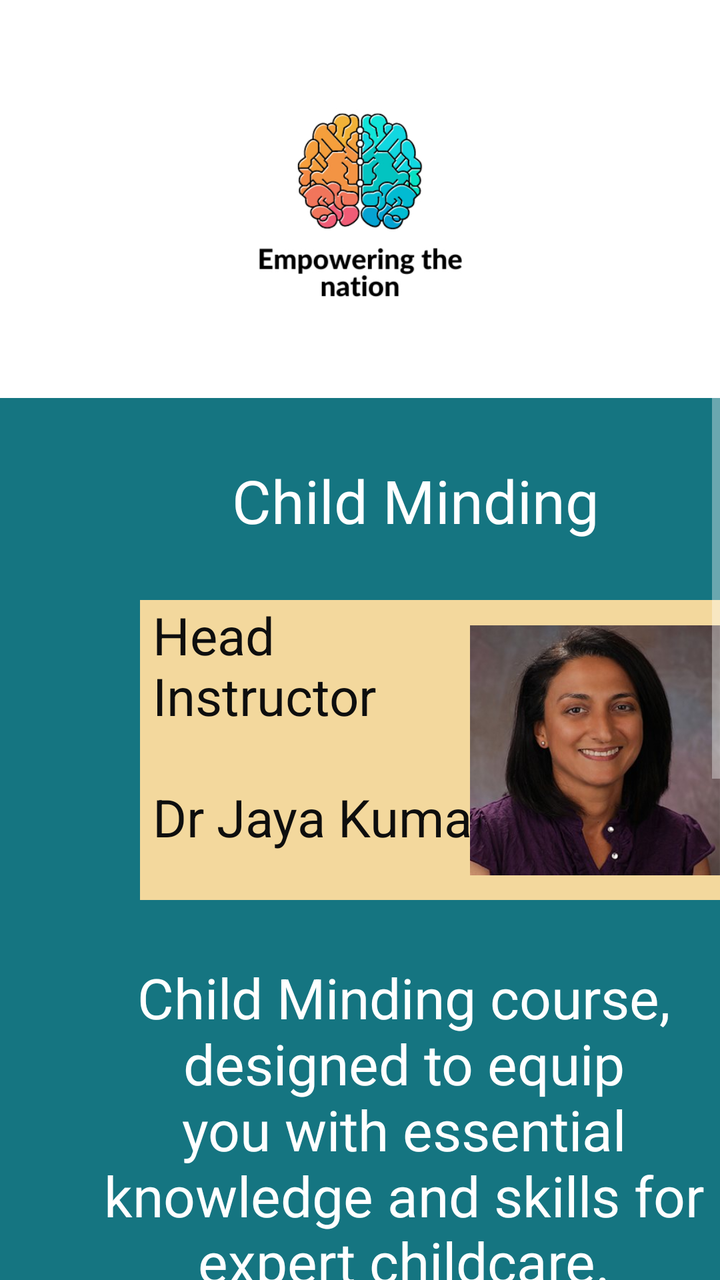
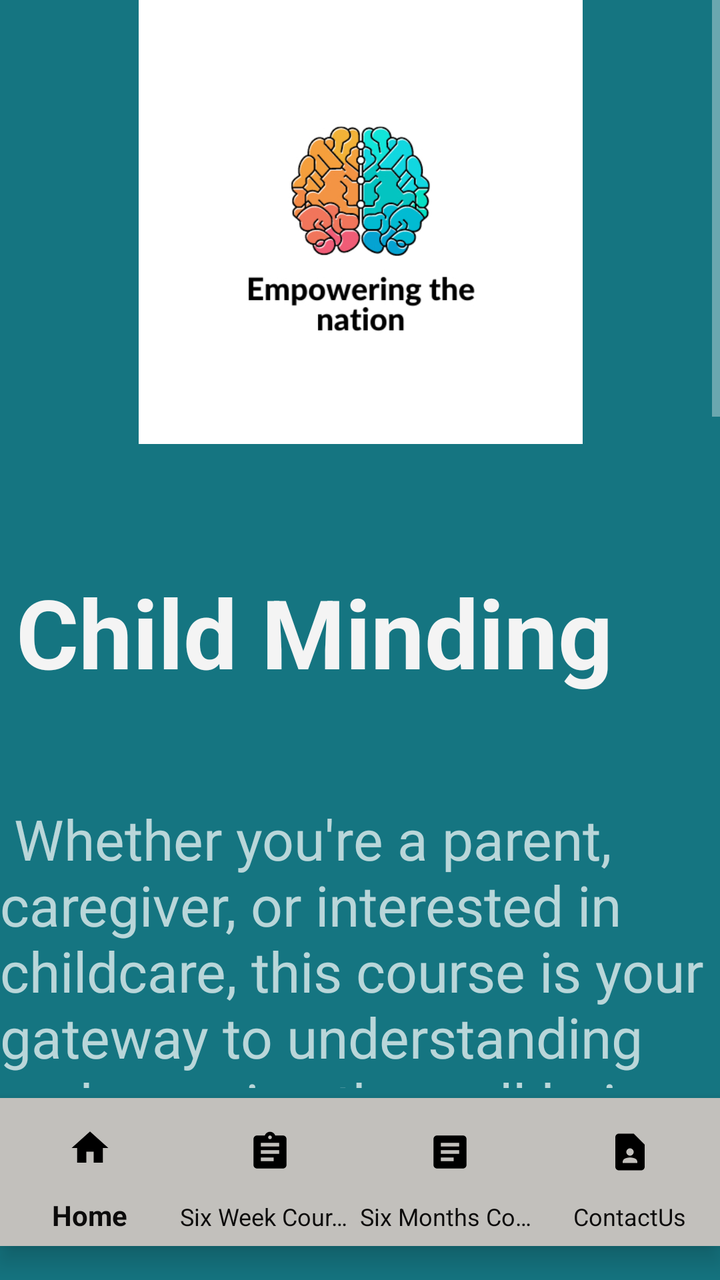

Two renders of the same Android screen: before a commit and after it. Below are the layout's source before the change and the commit's diff.
<!-- AndroidManifest.xml: application theme Theme.AppCompat -->
<!-- res/layout/activity_child_minding.xml -->
<?xml version="1.0" encoding="utf-8"?>
<ScrollView xmlns:android="http://schemas.android.com/apk/res/android"
    xmlns:app="http://schemas.android.com/apk/res-auto"
    xmlns:tools="http://schemas.android.com/tools"
    android:id="@+id/scrollView2"
    android:layout_width="match_parent"
    android:layout_height="match_parent"
    android:background="#97E4E9"
    android:fillViewport="true"
    app:layout_constraintBottom_toBottomOf="parent"
    app:layout_constraintEnd_toEndOf="parent"
    app:layout_constraintHorizontal_bias="0.0"
    app:layout_constraintStart_toStartOf="parent"
    app:layout_constraintTop_toTopOf="parent"
    app:layout_constraintVertical_bias="1.0">
    <RelativeLayout
        android:layout_width="match_parent"
        android:layout_height="match_parent"
        android:background="#FFFFFF"
        tools:context=".ChildMinding">


        <FrameLayout
            android:id="@+id/container"
            android:layout_width="match_parent"
            android:layout_height="match_parent"
            android:background="#157581">


            <ImageView
                android:id="@+id/imageViewL2"
                android:layout_width="match_parent"
                android:layout_height="199dp"
                android:layout_gravity="top"
                android:background="#FFFFFF"
                android:contentDescription="TODO"
                app:srcCompat="@drawable/thumbnail_img_7280" />

            <TextView
                android:id="@+id/textViewChildMinding"
                android:layout_width="301dp"
                android:layout_height="59dp"
                android:layout_marginLeft="50dp"
                android:layout_marginTop="230dp"
                android:text="         Child Minding"
                android:textColor="#FFFFFF"
                android:textSize="30sp" />

            <TextView
                android:id="@+id/textView5"
                android:layout_width="304dp"
                android:layout_height="wrap_content"
                android:layout_marginLeft="50dp"
                android:layout_marginTop="480dp"

                android:text="Child Minding course, designed to equip you with essential knowledge and skills for expert childcare."
                android:textAlignment="center"
                android:textColor="#FFFFFF"
                android:textSize="28sp" />

            <ImageView
                android:id="@+id/imageViewBaby"
                android:layout_width="200dp"
                android:layout_height="180dp"
                android:layout_marginLeft="100dp"
                android:layout_marginTop="650dp"
                app:srcCompat="@drawable/baby" />

            <TextView
                android:id="@+id/textView7"
                android:layout_width="340dp"
                android:layout_height="150dp"
                android:layout_marginLeft="70dp"
                android:layout_marginTop="300dp"
                android:background="#f3d89d"
                android:text=" Head\n Instructor \n \n Dr Jaya Kumar"
                android:textAlignment="textStart"
                android:textColor="#0E0E0E"
                android:textSize="26sp" />

            <ImageView
                android:id="@+id/imageView12"
                android:layout_width="wrap_content"
                android:layout_height="150dp"
                android:layout_marginLeft="235dp"
                android:layout_marginTop="300dp"
                app:srcCompat="@drawable/jaya_kumar_cm1_" />

            <TextView
                android:id="@+id/textView10"
                android:layout_width="228dp"
                android:layout_height="82dp"
                android:layout_marginLeft="80dp"
                android:layout_marginTop="850dp"
                android:text="Fees: \nR750"
                android:textAlignment="center"
                android:textColor="#FFFFFF"
                android:textSize="32sp" />

            <Button
                android:id="@+id/buttonBook"
                android:layout_width="200dp"
                android:layout_height="92dp"
                android:layout_marginLeft="90dp"
                android:layout_marginTop="960dp"
                android:text="Book Now!"
                android:textColor="#4CAF50"
                android:textSize="24sp" />


        </FrameLayout>

        <com.google.android.material.bottomnavigation.BottomNavigationView
            android:id="@+id/bottomNav"
            android:layout_width="match_parent"
            android:layout_height="74dp"
            android:layout_alignParentBottom="true"
            android:layout_marginBottom="17dp"
            android:background="#c2c0bc"
            android:scrollIndicators="left"
            app:itemIconSize="38dp"
            app:itemIconTint="@color/black"
            app:itemTextColor="#0C0B0B"
            app:labelVisibilityMode="labeled"
            app:layout_constraintBottom_toBottomOf="parent"
            app:layout_constraintEnd_toEndOf="parent"
            app:layout_constraintHorizontal_bias="0.5"
            app:layout_constraintStart_toStartOf="parent"
            app:menu="@menu/nav_menu" />
    </RelativeLayout>

</ScrollView>
<!-- resources referenced by this layout -->
<resources>
  <color name="black">#FF000000</color>
  <!-- drawable baby: jpg bitmap (drawable, 79872 bytes) -->
  <!-- drawable jaya_kumar_cm1_: jpg bitmap (drawable, 18053 bytes) -->
  <!-- drawable thumbnail_img_7280: jpg bitmap (drawable, 73812 bytes) -->
</resources>

<!-- the commit's change to res/layout/activity_child_minding.xml (unified diff, before → after) -->
@@ -1,24 +1,27 @@
 <?xml version="1.0" encoding="utf-8"?>
-<ScrollView xmlns:android="http://schemas.android.com/apk/res/android"
+<RelativeLayout xmlns:android="http://schemas.android.com/apk/res/android"
     xmlns:app="http://schemas.android.com/apk/res-auto"
     xmlns:tools="http://schemas.android.com/tools"
-    android:id="@+id/scrollView2"
     android:layout_width="match_parent"
     android:layout_height="match_parent"
-    android:background="#97E4E9"
-    android:fillViewport="true"
-    app:layout_constraintBottom_toBottomOf="parent"
-    app:layout_constraintEnd_toEndOf="parent"
-    app:layout_constraintHorizontal_bias="0.0"
-    app:layout_constraintStart_toStartOf="parent"
-    app:layout_constraintTop_toTopOf="parent"
-    app:layout_constraintVertical_bias="1.0">
-    <RelativeLayout
+    android:background="#157581"
+    tools:context=".ChildMinding">
+
+
+    <ScrollView
+        android:id="@+id/scrollView2"
         android:layout_width="match_parent"
-        android:layout_height="match_parent"
-        android:background="#FFFFFF"
-        tools:context=".ChildMinding">
-
+        android:layout_height="wrap_content"
+        android:layout_above="@+id/bottomNav"
+        android:layout_marginBottom="5dp"
+        android:background="#97E4E9"
+        android:fillViewport="true"
+        app:layout_constraintBottom_toBottomOf="parent"
+        app:layout_constraintEnd_toEndOf="parent"
+        app:layout_constraintHorizontal_bias="0.0"
+        app:layout_constraintStart_toStartOf="parent"
+        app:layout_constraintTop_toTopOf="parent"
+        app:layout_constraintVertical_bias="1.0">
 
         <FrameLayout
             android:id="@+id/container"
@@ -28,105 +31,180 @@
 
 
             <ImageView
-                android:id="@+id/imageViewL2"
+                android:id="@+id/imageViewL3"
                 android:layout_width="match_parent"
                 android:layout_height="199dp"
                 android:layout_gravity="top"
                 android:background="#FFFFFF"
                 android:contentDescription="TODO"
                 app:srcCompat="@drawable/thumbnail_img_7280" />
-
-            <TextView
-                android:id="@+id/textViewChildMinding"
-                android:layout_width="301dp"
-                android:layout_height="59dp"
-                android:layout_marginLeft="50dp"
-                android:layout_marginTop="230dp"
-                android:text="         Child Minding"
-                android:textColor="#FFFFFF"
-                android:textSize="30sp" />
-
-            <TextView
-                android:id="@+id/textView5"
-                android:layout_width="304dp"
-                android:layout_height="wrap_content"
-                android:layout_marginLeft="50dp"
-                android:layout_marginTop="480dp"
-
-                android:text="Child Minding course, designed to equip you with essential knowledge and skills for expert childcare."
-                android:textAlignment="center"
-                android:textColor="#FFFFFF"
-                android:textSize="28sp" />
-
-            <ImageView
-                android:id="@+id/imageViewBaby"
-                android:layout_width="200dp"
-                android:layout_height="180dp"
-                android:layout_marginLeft="100dp"
-                android:layout_marginTop="650dp"
-                app:srcCompat="@drawable/baby" />
-
-            <TextView
-                android:id="@+id/textView7"
-                android:layout_width="340dp"
-                android:layout_height="150dp"
-                android:layout_marginLeft="70dp"
-                android:layout_marginTop="300dp"
-                android:background="#f3d89d"
-                android:text=" Head\n Instructor \n \n Dr Jaya Kumar"
-                android:textAlignment="textStart"
-                android:textColor="#0E0E0E"
-                android:textSize="26sp" />
-
-            <ImageView
-                android:id="@+id/imageView12"
-                android:layout_width="wrap_content"
-                android:layout_height="150dp"
-                android:layout_marginLeft="235dp"
-                android:layout_marginTop="300dp"
-                app:srcCompat="@drawable/jaya_kumar_cm1_" />
-
-            <TextView
-                android:id="@+id/textView10"
-                android:layout_width="228dp"
-                android:layout_height="82dp"
-                android:layout_marginLeft="80dp"
-                android:layout_marginTop="850dp"
-                android:text="Fees: \nR750"
-                android:textAlignment="center"
-                android:textColor="#FFFFFF"
-                android:textSize="32sp" />
-
-            <Button
-                android:id="@+id/buttonBook"
-                android:layout_width="200dp"
-                android:layout_height="92dp"
-                android:layout_marginLeft="90dp"
-                android:layout_marginTop="960dp"
-                android:text="Book Now!"
-                android:textColor="#4CAF50"
-                android:textSize="24sp" />
+            <androidx.constraintlayout.widget.ConstraintLayout
+                android:layout_width="match_parent"
+                android:layout_height="1420dp"
+                android:background="#157581"
+                tools:context=".ChildMinding">
+
+
+                <TextView
+                    android:id="@+id/textViewWeeks"
+                    android:layout_width="352dp"
+                    android:layout_height="113dp"
+                    android:background="#157581"
+                    android:text="Child Minding"
+                    android:textColor="#F4F4F4"
+                    android:textSize="48sp"
+                    android:textStyle="bold"
+                    app:layout_constraintBottom_toBottomOf="parent"
+                    app:layout_constraintEnd_toEndOf="parent"
+                    app:layout_constraintHorizontal_bias="1.0"
+                    app:layout_constraintStart_toStartOf="parent"
+                    app:layout_constraintTop_toTopOf="parent"
+                    app:layout_constraintVertical_bias="0.217" />
+
+                <ImageView
+                    android:id="@+id/imageView"
+                    android:layout_width="420dp"
+                    android:layout_height="222dp"
+                    app:layout_constraintEnd_toEndOf="parent"
+                    app:layout_constraintStart_toStartOf="parent"
+                    app:layout_constraintTop_toTopOf="parent"
+                    app:srcCompat="@drawable/thumbnail_img_7280" />
+
+
+
+
+                <androidx.cardview.widget.CardView
+                    android:id="@+id/cardView7"
+                    android:layout_width="333dp"
+                    android:layout_height="165dp"
+                    app:cardCornerRadius="15dp"
+                    app:cardPreventCornerOverlap="true"
+                    app:layout_constraintBottom_toBottomOf="parent"
+                    app:layout_constraintEnd_toEndOf="parent"
+                    app:layout_constraintHorizontal_bias="0.627"
+                    app:layout_constraintStart_toStartOf="parent"
+                    app:layout_constraintTop_toTopOf="parent"
+                    app:layout_constraintVertical_bias="0.607">
+
+                    <RelativeLayout
+                        android:id="@+id/relativeLayout7"
+                        android:layout_width="match_parent"
+                        android:layout_height="match_parent"
+                        android:background="@drawable/grasient_drawable"
+                        android:minHeight="100dp"
+                        android:padding="10dp"
+                        app:layout_constraintEnd_toEndOf="@+id/cardView2"
+                        app:layout_constraintStart_toStartOf="@+id/cardView2"
+                        app:layout_constraintTop_toTopOf="@+id/cardView">
+
+                        <TextView
+                            android:id="@+id/textViewSub1Title7"
+                            android:layout_width="266dp"
+                            android:layout_height="wrap_content"
+                            android:layout_alignParentStart="true"
+                            android:layout_alignParentEnd="true"
+                            android:layout_marginStart="5dp"
+                            android:layout_marginEnd="52dp"
+                            android:text="Head Instructor"
+                            android:textColor="#F6F4F4"
+                            android:textSize="34sp"
+                            android:textStyle="bold" />
+
+                        <TextView
+                            android:layout_width="150dp"
+                            android:layout_height="99dp"
+                            android:layout_below="@id/textViewSub1Title7"
+                            android:layout_alignParentStart="true"
+                            android:layout_alignParentEnd="true"
+                            android:layout_alignParentBottom="true"
+                            android:layout_marginStart="8dp"
+                            android:layout_marginTop="0dp"
+                            android:layout_marginEnd="160dp"
+                            android:layout_marginBottom="0dp"
+                            android:text="Dr Jaya \nKumar"
+                            android:textColor="#FFFFFF"
+                            android:textSize="24sp" />
+
+                        <Button
+                            android:id="@+id/button4"
+                            android:layout_width="118dp"
+                            android:layout_height="105dp"
+                            android:layout_alignParentTop="true"
+                            android:layout_alignParentEnd="true"
+                            android:layout_alignParentBottom="true"
+                            android:layout_marginTop="50dp"
+                            android:layout_marginEnd="30dp"
+                            android:layout_marginBottom="0dp"
+                            android:background="@drawable/jaya_kumar_cm1_"
+                            android:textColor="#090909"
+                            android:textSize="24sp" />
+
+
+                    </RelativeLayout>
+
+
+                </androidx.cardview.widget.CardView>
+
+
+                <TextView
+                    android:id="@+id/textView7"
+                    android:layout_width="361dp"
+                    android:layout_height="319dp"
+                    android:text=" Whether you're a parent, caregiver, or interested in childcare, this course is your gateway to understanding and ensuring the well-being and development of young children\n Fees: \n R750"
+                    android:textSize="28sp"
+                    app:layout_constraintBottom_toBottomOf="parent"
+                    app:layout_constraintEnd_toEndOf="parent"
+                    app:layout_constraintHorizontal_bias="0.489"
+                    app:layout_constraintStart_toStartOf="parent"
+                    app:layout_constraintTop_toTopOf="parent"
+                    app:layout_constraintVertical_bias="0.364" />
+                <Button
+                    android:id="@+id/buttonBookNow"
+                    android:layout_width="219dp"
+                    android:layout_height="98dp"
+                    android:background="@drawable/grasient_drawable"
+                    android:drawableRight="@drawable/ic_checkout_foreground"
+                    android:text="Book Now!"
+                    android:textColor="#4CAF50"
+                    android:textSize="24sp"
+                    app:layout_constraintBottom_toBottomOf="parent"
+                    app:layout_constraintEnd_toEndOf="parent"
+                    app:layout_constraintStart_toStartOf="parent"
+                    app:layout_constraintTop_toTopOf="parent"
+                    app:layout_constraintVertical_bias="0.982" />
+
+                <ImageView
+                    android:id="@+id/imageView6"
+                    android:layout_width="wrap_content"
+                    android:layout_height="wrap_content"
+                    app:layout_constraintBottom_toTopOf="@+id/buttonBookNow"
+                    app:layout_constraintEnd_toEndOf="parent"
+                    app:layout_constraintStart_toStartOf="parent"
+                    app:layout_constraintTop_toBottomOf="@+id/cardView7"
+                    app:srcCompat="@drawable/child_minding_2"
+                    tools:ignore="MissingConstraints" />
+
+            </androidx.constraintlayout.widget.ConstraintLayout>
 
 
         </FrameLayout>
-
-        <com.google.android.material.bottomnavigation.BottomNavigationView
-            android:id="@+id/bottomNav"
-            android:layout_width="match_parent"
-            android:layout_height="74dp"
-            android:layout_alignParentBottom="true"
-            android:layout_marginBottom="17dp"
-            android:background="#c2c0bc"
-            android:scrollIndicators="left"
-            app:itemIconSize="38dp"
-            app:itemIconTint="@color/black"
-            app:itemTextColor="#0C0B0B"
-            app:labelVisibilityMode="labeled"
-            app:layout_constraintBottom_toBottomOf="parent"
-            app:layout_constraintEnd_toEndOf="parent"
-            app:layout_constraintHorizontal_bias="0.5"
-            app:layout_constraintStart_toStartOf="parent"
-            app:menu="@menu/nav_menu" />
-    </RelativeLayout>
-
-</ScrollView>
+    </ScrollView>
+
+    <com.google.android.material.bottomnavigation.BottomNavigationView
+        android:id="@+id/bottomNav"
+        android:layout_width="match_parent"
+        android:layout_height="74dp"
+        android:layout_alignParentBottom="true"
+        android:layout_marginBottom="17dp"
+        android:background="#c2c0bc"
+        android:scrollIndicators="left"
+        app:itemIconSize="38dp"
+        app:itemIconTint="@color/black"
+        app:itemTextColor="#0C0B0B"
+        app:labelVisibilityMode="labeled"
+        app:layout_constraintBottom_toBottomOf="parent"
+        app:layout_constraintEnd_toEndOf="parent"
+        app:layout_constraintHorizontal_bias="0.5"
+        app:layout_constraintStart_toStartOf="parent"
+        app:menu="@menu/nav_menu" />
+</RelativeLayout>
<!-- resource entries referenced after the edit -->
@@ -1,7 +1,36 @@
 <!-- resources referenced by this layout -->
 <resources>
   <color name="black">#FF000000</color>
-  <!-- drawable baby: jpg bitmap (drawable, 79872 bytes) -->
+  <!-- drawable child_minding_2: jpg bitmap (drawable, 10507 bytes) -->
+  <!-- drawable grasient_drawable (drawable) -->
+  <?xml version="1.0" encoding="utf-8"?>
+  <shape
+      android:shape = "rectangle"
+      xmlns:android = "http://schemas.android.com/apk/res/android" >
+  
+      <gradient
+          android:startColor = "#068b86"
+          android:centerColor = "#1f728d"
+          android:endColor = "#435193"
+          android:angle = "90"
+          android:type = "linear" />
+  </shape>
+  <!-- drawable ic_checkout_foreground (drawable) -->
+  <vector xmlns:android="http://schemas.android.com/apk/res/android"
+      android:width="108dp"
+      android:height="108dp"
+      android:viewportWidth="24"
+      android:viewportHeight="24"
+      android:tint="#242424">
+    <group android:scaleX="0.58"
+        android:scaleY="0.58"
+        android:translateX="5.04"
+        android:translateY="5.04">
+      <path
+          android:fillColor="@android:color/white"
+          android:pathData="M7,18c-1.1,0 -1.99,0.9 -1.99,2S5.9,22 7,22s2,-0.9 2,-2S8.1,18 7,18zM17,18c-1.1,0 -1.99,0.9 -1.99,2s0.89,2 1.99,2s2,-0.9 2,-2S18.1,18 17,18zM8.1,13h7.45c0.75,0 1.41,-0.41 1.75,-1.03L21,4.96L19.25,4l-3.7,7H8.53L4.27,2H1v2h2l3.6,7.59l-1.35,2.44C4.52,15.37 5.48,17 7,17h12v-2H7L8.1,13zM12,2l4,4l-4,4l-1.41,-1.41L12.17,7L8,7l0,-2l4.17,0l-1.59,-1.59L12,2z"/>
+    </group>
+  </vector>
   <!-- drawable jaya_kumar_cm1_: jpg bitmap (drawable, 18053 bytes) -->
   <!-- drawable thumbnail_img_7280: jpg bitmap (drawable, 73812 bytes) -->
 </resources>
